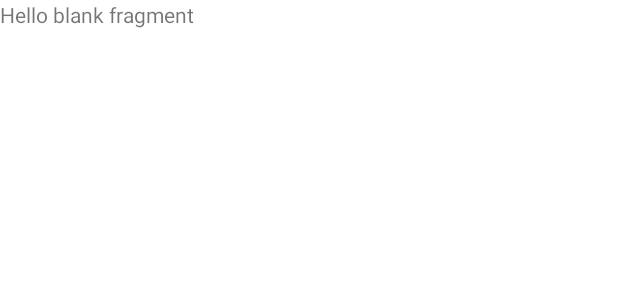
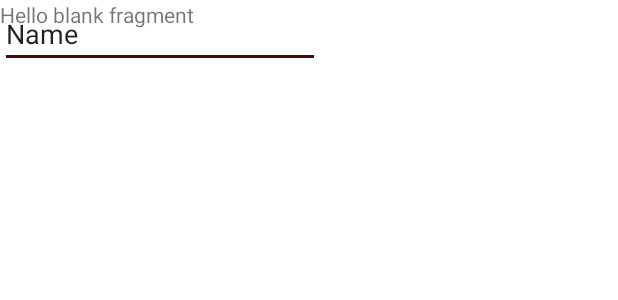
Before and after one commit to sticksung/Tow-Dow, an Android app: the layout home_fragment.xml on its own in the app's theme, with its tools: preview values and no code run, on a phone screen of 412 x 824 dp. Shown: the top 300 px of the screen. Run offline under Robolectric (Android 15) with nearby library versions, the phone set to English and light mode, and no system bars.

Commit message:
Colors and navigation for login

```diff
--- a/app/build.gradle
+++ b/app/build.gradle
@@ -29,6 +29,9 @@ android {
     kotlinOptions {
         jvmTarget = '1.8'
     }
+    buildFeatures {
+        viewBinding true
+    }
 }
 
 dependencies {
--- a/app/src/main/res/layout/home_fragment.xml
+++ b/app/src/main/res/layout/home_fragment.xml
@@ -11,4 +11,12 @@
         android:layout_height="match_parent"
         android:text="@string/hello_blank_fragment" />
 
+    <EditText
+        android:id="@+id/editTextTextPersonName"
+        android:layout_width="wrap_content"
+        android:layout_height="wrap_content"
+        android:ems="10"
+        android:inputType="textPersonName"
+        android:text="Name" />
+
 </FrameLayout>
--- a/app/src/main/res/layout/login_fragment.xml
+++ b/app/src/main/res/layout/login_fragment.xml
@@ -36,8 +36,8 @@
 
         <EditText
             android:id="@+id/username_enter"
-            android:layout_width="wrap_content"
-            android:layout_height="wrap_content"
+            android:layout_width="221dp"
+            android:layout_height="42dp"
             android:layout_marginStart="16dp"
             android:layout_marginTop="21dp"
             android:layout_marginEnd="185dp"
--- a/app/src/main/res/values/colors.xml
+++ b/app/src/main/res/values/colors.xml
@@ -1,10 +1,10 @@
 <?xml version="1.0" encoding="utf-8"?>
 <resources>
-    <color name="purple_200">#FFBB86FC</color>
-    <color name="purple_500">#FF6200EE</color>
-    <color name="purple_700">#FF3700B3</color>
-    <color name="teal_200">#FF03DAC5</color>
-    <color name="teal_700">#FF018786</color>
-    <color name="black">#FF000000</color>
+    <color name="purple_200">#D31B1B</color>
+    <color name="purple_500">#971313</color>
+    <color name="purple_700">#9F1313</color>
+    <color name="teal_200">#470C0C</color>
+    <color name="teal_700">#3E0909</color>
+    <color name="black">#4E0F0F</color>
     <color name="white">#FFFFFFFF</color>
 </resources>
```
Also changed, not shown: app/src/main/java/com/example/towdow/LoginFragment.kt (+15 -2 lines), app/src/main/res/drawable-v24/logo.png (renamed from app/src/main/res/raw/logo.png).
